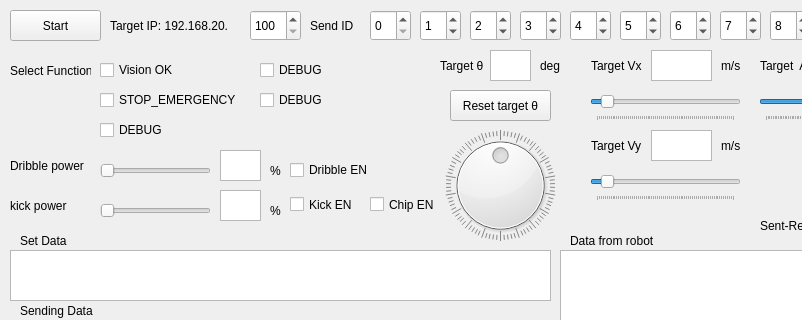
ibis-ssl/GUI_Qt, file Qt Communication Tester/Qt_Communication_Tester/qt_communication_tester.ui: the form before one commit; both pictures show x 0 to 802 and y 0 to 320 of the 945 by 569 pixel window.
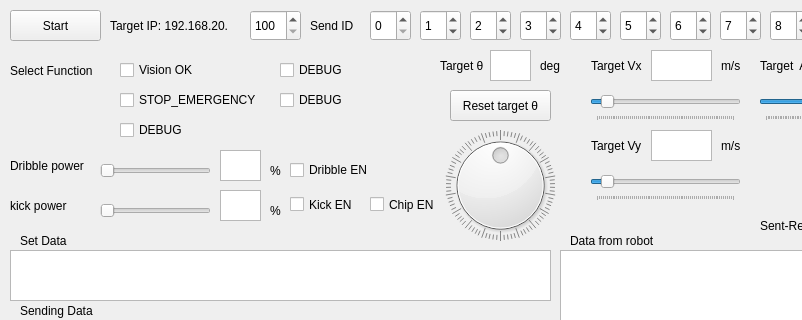
The form after the commit.

```diff
--- a/Qt Communication Tester/Qt_Communication_Tester/qt_communication_tester.ui
+++ b/Qt Communication Tester/Qt_Communication_Tester/qt_communication_tester.ui
@@ -58,7 +58,7 @@
      <rect>
       <x>10</x>
       <y>60</y>
-      <width>81</width>
+      <width>101</width>
       <height>21</height>
      </rect>
     </property>
@@ -175,7 +175,7 @@
      <rect>
       <x>10</x>
       <y>150</y>
-      <width>81</width>
+      <width>91</width>
       <height>31</height>
      </rect>
     </property>
@@ -230,7 +230,7 @@
      <rect>
       <x>290</x>
       <y>160</y>
-      <width>81</width>
+      <width>91</width>
       <height>20</height>
      </rect>
     </property>
@@ -421,7 +421,7 @@
      <rect>
       <x>591</x>
       <y>130</y>
-      <width>51</width>
+      <width>61</width>
       <height>31</height>
      </rect>
     </property>
@@ -447,7 +447,7 @@
      <rect>
       <x>591</x>
       <y>50</y>
-      <width>51</width>
+      <width>61</width>
       <height>31</height>
      </rect>
     </property>
@@ -1046,7 +1046,7 @@
     </property>
     <property name="geometry">
      <rect>
-      <x>100</x>
+      <x>120</x>
       <y>60</y>
       <width>91</width>
       <height>20</height>
@@ -1062,7 +1062,7 @@
     </property>
     <property name="geometry">
      <rect>
-      <x>260</x>
+      <x>280</x>
       <y>60</y>
       <width>101</width>
       <height>20</height>
@@ -1078,7 +1078,7 @@
     </property>
     <property name="geometry">
      <rect>
-      <x>100</x>
+      <x>120</x>
       <y>90</y>
       <width>141</width>
       <height>20</height>
@@ -1094,7 +1094,7 @@
     </property>
     <property name="geometry">
      <rect>
-      <x>260</x>
+      <x>280</x>
       <y>90</y>
       <width>121</width>
       <height>20</height>
@@ -1110,7 +1110,7 @@
     </property>
     <property name="geometry">
      <rect>
-      <x>100</x>
+      <x>120</x>
       <y>120</y>
       <width>231</width>
       <height>20</height>
```
